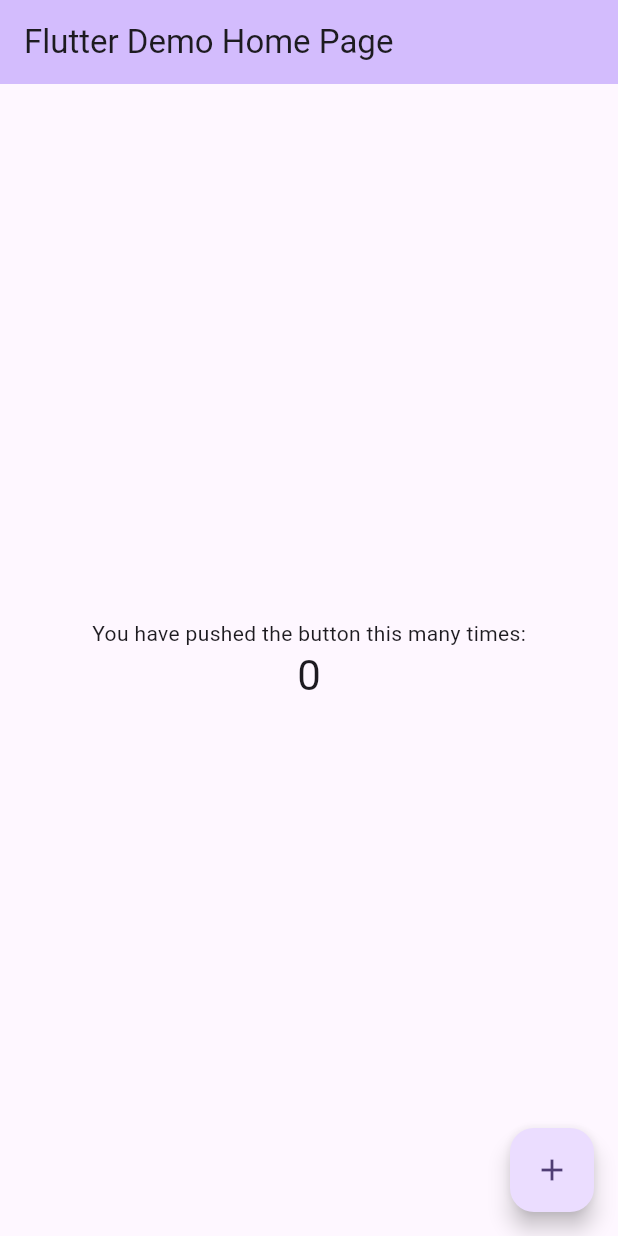
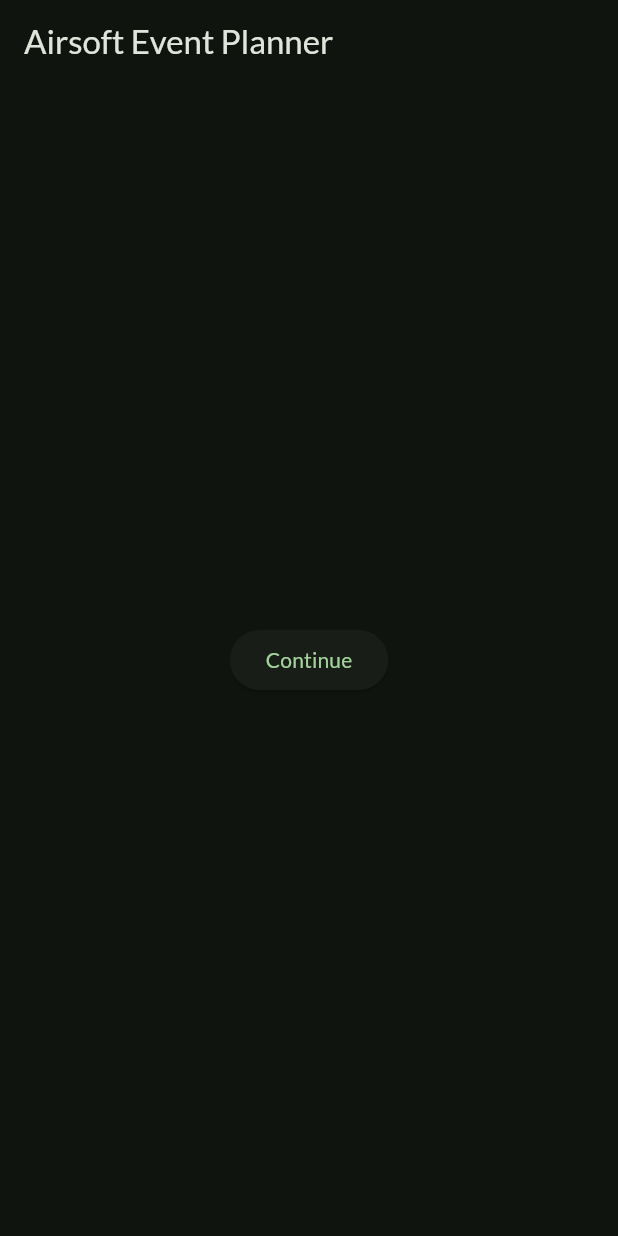
Before and after one commit to RostyDev/AirsoftPlanner, a Flutter app: the screen it shows after launch, on a phone screen of 412 x 824 dp. Run offline on Flutter 3.47's test engine with Material 3 defaults, Android fonts, the light colour scheme and no system bars; our stand-ins replace google_fonts.

Commit message:
Added Home screen with theme and better theme

```diff
--- a/lib/main.dart
+++ b/lib/main.dart
@@ -1,125 +1,28 @@
 import 'package:flutter/material.dart';
+import 'screens/home_screen.dart';
+import 'package:google_fonts/google_fonts.dart';
+
+final theme = ThemeData(
+  useMaterial3: true,
+  colorScheme: ColorScheme.fromSeed(
+    brightness: Brightness.dark,
+    seedColor: const Color(0xFF4CAF50),
+  ),
+  textTheme: GoogleFonts.latoTextTheme(),
+);
 
 void main() {
-  runApp(const MyApp());
+  runApp(const AirsoftEventPlannerApp());
 }
 
-class MyApp extends StatelessWidget {
-  const MyApp({super.key});
+class AirsoftEventPlannerApp extends StatelessWidget {
+  const AirsoftEventPlannerApp({super.key});
 
-  // This widget is the root of your application.
   @override
   Widget build(BuildContext context) {
     return MaterialApp(
-      title: 'Flutter Demo',
-      theme: ThemeData(
-        // This is the theme of your application.
-        //
-        // TRY THIS: Try running your application with "flutter run". You'll see
-        // the application has a purple toolbar. Then, without quitting the app,
-        // try changing the seedColor in the colorScheme below to Colors.green
-        // and then invoke "hot reload" (save your changes or press the "hot
-        // reload" button in a Flutter-supported IDE, or press "r" if you used
-        // the command line to start the app).
-        //
-        // Notice that the counter didn't reset back to zero; the application
-        // state is not lost during the reload. To reset the state, use hot
-        // restart instead.
-        //
-        // This works for code too, not just values: Most code changes can be
-        // tested with just a hot reload.
-        colorScheme: ColorScheme.fromSeed(seedColor: Colors.deepPurple),
-        useMaterial3: true,
-      ),
-      home: const MyHomePage(title: 'Flutter Demo Home Page'),
+      theme: theme,
+      home: const HomeScreen(),
     );
   }
 }
-
-class MyHomePage extends StatefulWidget {
-  const MyHomePage({super.key, required this.title});
-
-  // This widget is the home page of your application. It is stateful, meaning
-  // that it has a State object (defined below) that contains fields that affect
-  // how it looks.
-
-  // This class is the configuration for the state. It holds the values (in this
-  // case the title) provided by the parent (in this case the App widget) and
-  // used by the build method of the State. Fields in a Widget subclass are
-  // always marked "final".
-
-  final String title;
-
-  @override
-  State<MyHomePage> createState() => _MyHomePageState();
-}
-
-class _MyHomePageState extends State<MyHomePage> {
-  int _counter = 0;
-
-  void _incrementCounter() {
-    setState(() {
-      // This call to setState tells the Flutter framework that something has
-      // changed in this State, which causes it to rerun the build method below
-      // so that the display can reflect the updated values. If we changed
-      // _counter without calling setState(), then the build method would not be
-      // called again, and so nothing would appear to happen.
-      _counter++;
-    });
-  }
-
-  @override
-  Widget build(BuildContext context) {
-    // This method is rerun every time setState is called, for instance as done
-    // by the _incrementCounter method above.
-    //
-    // The Flutter framework has been optimized to make rerunning build methods
-    // fast, so that you can just rebuild anything that needs updating rather
-    // than having to individually change instances of widgets.
-    return Scaffold(
-      appBar: AppBar(
-        // TRY THIS: Try changing the color here to a specific color (to
-        // Colors.amber, perhaps?) and trigger a hot reload to see the AppBar
-        // change color while the other colors stay the same.
-        backgroundColor: Theme.of(context).colorScheme.inversePrimary,
-        // Here we take the value from the MyHomePage object that was created by
-        // the App.build method, and use it to set our appbar title.
-        title: Text(widget.title),
-      ),
-      body: Center(
-        // Center is a layout widget. It takes a single child and positions it
-        // in the middle of the parent.
-        child: Column(
-          // Column is also a layout widget. It takes a list of children and
-          // arranges them vertically. By default, it sizes itself to fit its
-          // children horizontally, and tries to be as tall as its parent.
-          //
-          // Column has various properties to control how it sizes itself and
-          // how it positions its children. Here we use mainAxisAlignment to
-          // center the children vertically; the main axis here is the vertical
-          // axis because Columns are vertical (the cross axis would be
-          // horizontal).
-          //
-          // TRY THIS: Invoke "debug painting" (choose the "Toggle Debug Paint"
-          // action in the IDE, or press "p" in the console), to see the
-          // wireframe for each widget.
-          mainAxisAlignment: MainAxisAlignment.center,
-          children: <Widget>[
-            const Text(
-              'You have pushed the button this many times:',
-            ),
-            Text(
-              '$_counter',
-              style: Theme.of(context).textTheme.headlineMedium,
-            ),
-          ],
-        ),
-      ),
-      floatingActionButton: FloatingActionButton(
-        onPressed: _incrementCounter,
-        tooltip: 'Increment',
-        child: const Icon(Icons.add),
-      ), // This trailing comma makes auto-formatting nicer for build methods.
-    );
-  }
-}
--- /dev/null
+++ b/lib/screens/home_screen.dart
@@ -0,0 +1,22 @@
+import 'package:flutter/material.dart';
+
+class HomeScreen extends StatelessWidget {
+  const HomeScreen({super.key});
+
+  @override
+  Widget build(BuildContext context) {
+    return Scaffold(
+      appBar: AppBar(
+        title: const Text('Airsoft Event Planner'),
+      ),
+      body: Center(
+        child: ElevatedButton(
+          onPressed: () {
+            // Add navigation logic here
+          },
+          child: const Text('Continue'),
+        ),
+      ),
+    );
+  }
+}
--- a/pubspec.yaml
+++ b/pubspec.yaml
@@ -35,6 +35,7 @@ dependencies:
   # The following adds the Cupertino Icons font to your application.
   # Use with the CupertinoIcons class for iOS style icons.
   cupertino_icons: ^1.0.6
+  google_fonts: ^6.2.1
 
 dev_dependencies:
   flutter_test:
```
Also changed, not shown: 2 other files.
